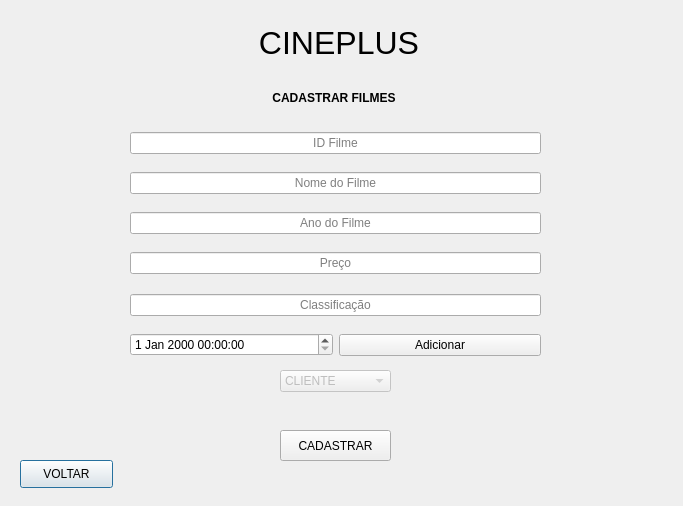
Qt form TELA_DPS_CADASTRAR_FUNC.ui (Josmateussilva0110/PROJETO_POO) before a commit.
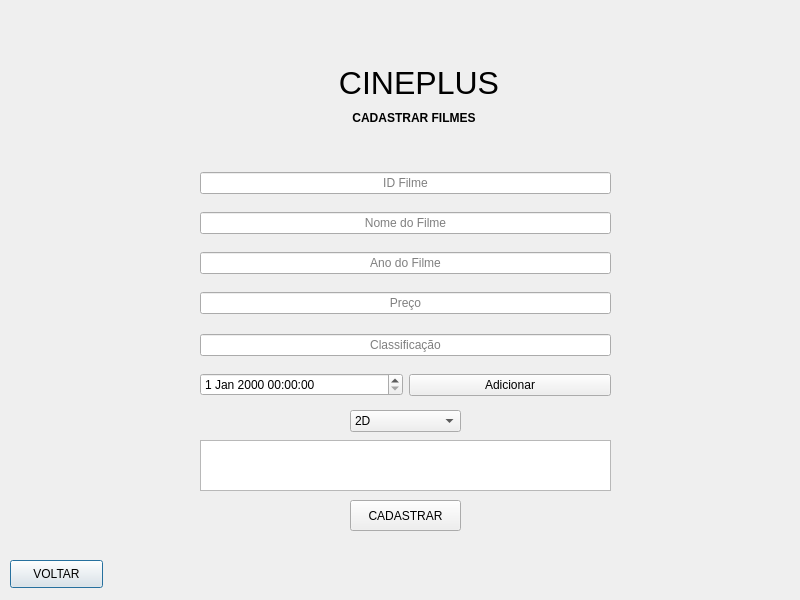
The same form after that commit.

Commit message: Resolvido a resolução e retirado o combobox de cliente e funcionario

The edit to the form file:
```diff
--- a/TELA_DPS_CADASTRAR_FUNC.ui
+++ b/TELA_DPS_CADASTRAR_FUNC.ui
@@ -6,18 +6,36 @@
    <rect>
     <x>0</x>
     <y>0</y>
-    <width>683</width>
-    <height>506</height>
+    <width>800</width>
+    <height>600</height>
    </rect>
   </property>
+  <property name="sizePolicy">
+   <sizepolicy hsizetype="Fixed" vsizetype="Fixed">
+    <horstretch>0</horstretch>
+    <verstretch>0</verstretch>
+   </sizepolicy>
+  </property>
+  <property name="minimumSize">
+   <size>
+    <width>800</width>
+    <height>600</height>
+   </size>
+  </property>
+  <property name="maximumSize">
+   <size>
+    <width>800</width>
+    <height>600</height>
+   </size>
+  </property>
   <property name="windowTitle">
    <string>Dialog</string>
   </property>
   <widget class="QWidget" name="layoutWidget">
    <property name="geometry">
     <rect>
-     <x>130</x>
-     <y>250</y>
+     <x>200</x>
+     <y>290</y>
      <width>411</width>
      <height>26</height>
     </rect>
@@ -38,8 +56,8 @@
   <widget class="QWidget" name="layoutWidget_2">
    <property name="geometry">
     <rect>
-     <x>130</x>
-     <y>170</y>
+     <x>200</x>
+     <y>210</y>
      <width>411</width>
      <height>26</height>
     </rect>
@@ -60,8 +78,8 @@
   <widget class="QWidget" name="layoutWidget_3">
    <property name="geometry">
     <rect>
-     <x>130</x>
-     <y>210</y>
+     <x>200</x>
+     <y>250</y>
      <width>411</width>
      <height>26</height>
     </rect>
@@ -82,8 +100,8 @@
   <widget class="QWidget" name="layoutWidget_4">
    <property name="geometry">
     <rect>
-     <x>130</x>
-     <y>130</y>
+     <x>200</x>
+     <y>170</y>
      <width>411</width>
      <height>26</height>
     </rect>
@@ -104,8 +122,8 @@
   <widget class="QLabel" name="label_2">
    <property name="geometry">
     <rect>
-     <x>270</x>
-     <y>90</y>
+     <x>350</x>
+     <y>110</y>
      <width>128</width>
      <height>16</height>
     </rect>
@@ -117,8 +135,8 @@
   <widget class="QLabel" name="label">
    <property name="geometry">
     <rect>
-     <x>250</x>
-     <y>20</y>
+     <x>330</x>
+     <y>60</y>
      <width>178</width>
      <height>48</height>
     </rect>
@@ -130,8 +148,8 @@
   <widget class="QPushButton" name="pushButton_3">
    <property name="geometry">
     <rect>
-     <x>20</x>
-     <y>460</y>
+     <x>10</x>
+     <y>560</y>
      <width>93</width>
      <height>28</height>
     </rect>
@@ -143,8 +161,8 @@
   <widget class="QPushButton" name="pushButton">
    <property name="geometry">
     <rect>
-     <x>280</x>
-     <y>430</y>
+     <x>350</x>
+     <y>500</y>
      <width>111</width>
      <height>31</height>
     </rect>
@@ -156,8 +174,8 @@
   <widget class="QWidget" name="horizontalLayoutWidget">
    <property name="geometry">
     <rect>
-     <x>130</x>
-     <y>290</y>
+     <x>200</x>
+     <y>330</y>
      <width>411</width>
      <height>31</height>
     </rect>
@@ -177,12 +195,12 @@
   </widget>
   <widget class="QComboBox" name="comboBox">
    <property name="enabled">
-    <bool>false</bool>
+    <bool>true</bool>
    </property>
    <property name="geometry">
     <rect>
-     <x>280</x>
-     <y>370</y>
+     <x>350</x>
+     <y>410</y>
      <width>111</width>
      <height>22</height>
     </rect>
@@ -193,9 +211,12 @@
    <property name="editable">
     <bool>false</bool>
    </property>
+   <property name="currentText">
+    <string>2D</string>
+   </property>
    <item>
     <property name="text">
-     <string>CLIENTE</string>
+     <string>2D</string>
     </property>
    </item>
    <item>
@@ -204,11 +225,11 @@
     </property>
    </item>
   </widget>
-  <widget class="QWidget" name="">
+  <widget class="QWidget" name="layoutWidget">
    <property name="geometry">
     <rect>
-     <x>130</x>
-     <y>330</y>
+     <x>200</x>
+     <y>370</y>
      <width>411</width>
      <height>30</height>
     </rect>
@@ -226,6 +247,16 @@
     </item>
    </layout>
   </widget>
+  <widget class="QListView" name="listView">
+   <property name="geometry">
+    <rect>
+     <x>200</x>
+     <y>440</y>
+     <width>411</width>
+     <height>51</height>
+    </rect>
+   </property>
+  </widget>
  </widget>
  <resources/>
  <connections/>
```
Left out of the diff: 2 changed lines with no effect on the pictures. The commit also changes 31 other files.
